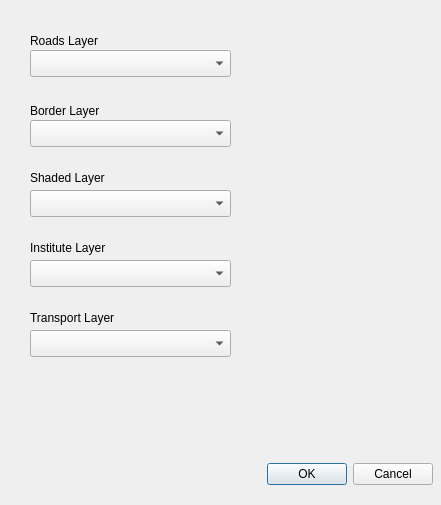
Before: the Qt Designer form walkability_calc_dialog_base.ui in guym0r/walkability_calc_qgis, drawn with Qt 5.
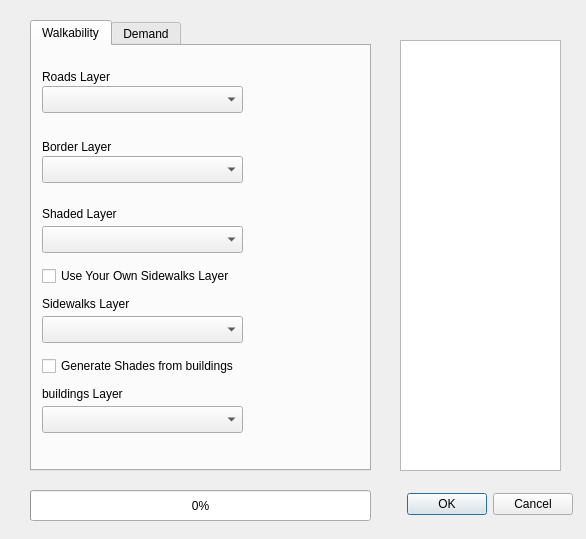
After: the same form once the commit is applied. Custom widgets are drawn as their Qt base class.

Commit message: update UI and fix add field to layer

```diff
--- a/walkability_calc_dialog_base.ui
+++ b/walkability_calc_dialog_base.ui
@@ -6,41 +6,18 @@
    <rect>
     <x>0</x>
     <y>0</y>
-    <width>441</width>
-    <height>505</height>
+    <width>586</width>
+    <height>539</height>
    </rect>
   </property>
   <property name="windowTitle">
    <string>Walkability calculator</string>
   </property>
-  <widget class="QgsMapLayerComboBox" name="comboBoxRoadsLayer">
-   <property name="geometry">
-    <rect>
-     <x>30</x>
-     <y>50</y>
-     <width>201</width>
-     <height>27</height>
-    </rect>
-   </property>
-  </widget>
-  <widget class="QLabel" name="label">
-   <property name="geometry">
-    <rect>
-     <x>30</x>
-     <y>30</y>
-     <width>201</width>
-     <height>21</height>
-    </rect>
-   </property>
-   <property name="text">
-    <string>Roads Layer</string>
-   </property>
-  </widget>
   <widget class="QDialogButtonBox" name="button_box">
    <property name="geometry">
     <rect>
-     <x>240</x>
-     <y>460</y>
+     <x>380</x>
+     <y>490</y>
      <width>193</width>
      <height>28</height>
     </rect>
@@ -49,11 +26,37 @@
     <set>QDialogButtonBox::Cancel|QDialogButtonBox::Ok</set>
    </property>
   </widget>
+  <widget class="QTabWidget" name="tabWidget">
+   <property name="geometry">
+    <rect>
+     <x>30</x>
+     <y>20</y>
+     <width>341</width>
+     <height>451</height>
+    </rect>
+   </property>
+   <property name="currentIndex">
+    <number>0</number>
+   </property>
+   <widget class="QWidget" name="WalkabilityTab">
+    <attribute name="title">
+     <string>Walkability</string>
+    </attribute>
+    <widget class="QgsMapLayerComboBox" name="comboBoxShadedLayer">
+     <property name="geometry">
+      <rect>
+       <x>10</x>
+       <y>180</y>
+       <width>201</width>
+       <height>27</height>
+      </rect>
+     </property>
+    </widget>
   <widget class="QLabel" name="label_2">
    <property name="geometry">
     <rect>
-     <x>30</x>
-     <y>100</y>
+       <x>10</x>
+       <y>90</y>
      <width>201</width>
      <height>21</height>
     </rect>
@@ -62,11 +65,11 @@
     <string>Border Layer</string>
    </property>
   </widget>
-  <widget class="QgsMapLayerComboBox" name="comboBoxBorderLayer">
+    <widget class="QgsMapLayerComboBox" name="comboBoxRoadsLayer">
    <property name="geometry">
     <rect>
-     <x>30</x>
-     <y>120</y>
+       <x>10</x>
+       <y>40</y>
      <width>201</width>
      <height>27</height>
     </rect>
@@ -75,8 +78,8 @@
   <widget class="QLabel" name="label_3">
    <property name="geometry">
     <rect>
-     <x>30</x>
-     <y>170</y>
+       <x>10</x>
+       <y>160</y>
      <width>201</width>
      <height>16</height>
     </rect>
@@ -85,61 +88,280 @@
     <string>Shaded Layer</string>
    </property>
   </widget>
-  <widget class="QgsMapLayerComboBox" name="comboBoxShadedLayer">
+    <widget class="QLabel" name="label">
    <property name="geometry">
     <rect>
-     <x>30</x>
-     <y>190</y>
+       <x>10</x>
+       <y>20</y>
      <width>201</width>
-     <height>27</height>
-    </rect>
-   </property>
-  </widget>
-  <widget class="QgsMapLayerComboBox" name="comboBoxInstituteLayer">
+       <height>21</height>
+      </rect>
+     </property>
+     <property name="text">
+      <string>Roads Layer</string>
+     </property>
+    </widget>
+    <widget class="QgsMapLayerComboBox" name="comboBoxBorderLayer">
    <property name="geometry">
     <rect>
-     <x>30</x>
-     <y>260</y>
+       <x>10</x>
+       <y>110</y>
      <width>201</width>
      <height>27</height>
     </rect>
    </property>
   </widget>
-  <widget class="QLabel" name="label_4">
+    <widget class="QLabel" name="sidewalks_layer_label">
    <property name="geometry">
     <rect>
-     <x>30</x>
-     <y>240</y>
+       <x>10</x>
+       <y>250</y>
      <width>201</width>
      <height>16</height>
     </rect>
    </property>
    <property name="text">
-    <string>Institute Layer</string>
-   </property>
-  </widget>
-  <widget class="QLabel" name="label_5">
+      <string>Sidewalks Layer</string>
+     </property>
+    </widget>
+    <widget class="QCheckBox" name="SidewalkcheckBox">
+     <property name="enabled">
+      <bool>true</bool>
+     </property>
    <property name="geometry">
     <rect>
-     <x>30</x>
+       <x>10</x>
+       <y>220</y>
+       <width>261</width>
+       <height>20</height>
+      </rect>
+     </property>
+     <property name="autoFillBackground">
+      <bool>false</bool>
+     </property>
+     <property name="text">
+      <string>Use Your Own Sidewalks Layer</string>
+     </property>
+     <property name="checked">
+      <bool>false</bool>
+     </property>
+     <property name="autoRepeat">
+      <bool>false</bool>
+     </property>
+    </widget>
+    <widget class="QComboBox" name="ComboBoxSidewalksLayer">
+     <property name="enabled">
+      <bool>true</bool>
+     </property>
+     <property name="geometry">
+      <rect>
+       <x>10</x>
+       <y>270</y>
+       <width>201</width>
+       <height>27</height>
+      </rect>
+     </property>
+     <property name="acceptDrops">
+      <bool>false</bool>
+     </property>
+     <property name="editable">
+      <bool>false</bool>
+     </property>
+     <property name="duplicatesEnabled">
+      <bool>false</bool>
+     </property>
+     <property name="frame">
+      <bool>true</bool>
+     </property>
+    </widget>
+    <widget class="QCheckBox" name="BuildingscheckBox">
+     <property name="enabled">
+      <bool>true</bool>
+     </property>
+     <property name="geometry">
+      <rect>
+       <x>10</x>
      <y>310</y>
+       <width>261</width>
+       <height>20</height>
+      </rect>
+     </property>
+     <property name="autoFillBackground">
+      <bool>false</bool>
+     </property>
+     <property name="text">
+      <string>Generate Shades from buildings</string>
+     </property>
+     <property name="checked">
+      <bool>false</bool>
+     </property>
+     <property name="autoRepeat">
+      <bool>false</bool>
+     </property>
+    </widget>
+    <widget class="QLabel" name="building_layer_label">
+     <property name="geometry">
+      <rect>
+       <x>10</x>
+       <y>340</y>
      <width>201</width>
      <height>16</height>
     </rect>
    </property>
    <property name="text">
-    <string>Transport Layer</string>
-   </property>
-  </widget>
+      <string>buildings Layer</string>
+     </property>
+    </widget>
+    <widget class="QComboBox" name="comboBoxBuildingLayer">
+     <property name="enabled">
+      <bool>true</bool>
+     </property>
+     <property name="geometry">
+      <rect>
+       <x>10</x>
+       <y>360</y>
+       <width>201</width>
+       <height>27</height>
+      </rect>
+     </property>
+     <property name="acceptDrops">
+      <bool>false</bool>
+     </property>
+     <property name="editable">
+      <bool>false</bool>
+     </property>
+     <property name="duplicatesEnabled">
+      <bool>false</bool>
+     </property>
+     <property name="frame">
+      <bool>true</bool>
+     </property>
+    </widget>
+   </widget>
+   <widget class="QWidget" name="tab_2">
+    <attribute name="title">
+     <string>Demand</string>
+    </attribute>
   <widget class="QgsMapLayerComboBox" name="comboBoxTransportLayer">
    <property name="geometry">
     <rect>
+       <x>10</x>
+       <y>100</y>
+       <width>201</width>
+       <height>27</height>
+      </rect>
+     </property>
+    </widget>
+    <widget class="QLabel" name="label_5">
+     <property name="geometry">
+      <rect>
+       <x>10</x>
+       <y>80</y>
+       <width>201</width>
+       <height>16</height>
+      </rect>
+     </property>
+     <property name="text">
+      <string>Transport Layer</string>
+     </property>
+    </widget>
+    <widget class="QLabel" name="label_4">
+     <property name="geometry">
+      <rect>
+       <x>10</x>
+       <y>10</y>
+       <width>201</width>
+       <height>16</height>
+      </rect>
+     </property>
+     <property name="text">
+      <string>Institute Layer</string>
+     </property>
+    </widget>
+    <widget class="QgsMapLayerComboBox" name="comboBoxInstituteLayer">
+     <property name="geometry">
+      <rect>
+       <x>10</x>
+       <y>30</y>
+       <width>201</width>
+       <height>27</height>
+      </rect>
+     </property>
+    </widget>
+    <widget class="QDoubleSpinBox" name="poi_weight">
+     <property name="geometry">
+      <rect>
+       <x>260</x>
+       <y>30</y>
+       <width>51</width>
+       <height>27</height>
+      </rect>
+     </property>
+     <property name="decimals">
+      <number>1</number>
+     </property>
+     <property name="minimum">
+      <double>0.000000000000000</double>
+     </property>
+     <property name="maximum">
+      <double>1.000000000000000</double>
+     </property>
+     <property name="singleStep">
+      <double>0.100000000000000</double>
+     </property>
+     <property name="value">
+      <double>0.500000000000000</double>
+     </property>
+    </widget>
+    <widget class="QDoubleSpinBox" name="translate_weight">
+     <property name="geometry">
+      <rect>
+       <x>260</x>
+       <y>100</y>
+       <width>51</width>
+       <height>27</height>
+      </rect>
+     </property>
+     <property name="decimals">
+      <number>1</number>
+     </property>
+     <property name="minimum">
+      <double>0.000000000000000</double>
+     </property>
+     <property name="maximum">
+      <double>1.000000000000000</double>
+     </property>
+     <property name="singleStep">
+      <double>0.100000000000000</double>
+     </property>
+     <property name="value">
+      <double>0.500000000000000</double>
+     </property>
+    </widget>
+   </widget>
+  </widget>
+  <widget class="QTextBrowser" name="textBrowserToolDesc">
+   <property name="geometry">
+    <rect>
+     <x>400</x>
+     <y>40</y>
+     <width>161</width>
+     <height>431</height>
+    </rect>
+   </property>
+  </widget>
+  <widget class="QProgressBar" name="progressBar">
+   <property name="geometry">
+    <rect>
      <x>30</x>
-     <y>330</y>
-     <width>201</width>
-     <height>27</height>
+     <y>490</y>
+     <width>341</width>
+     <height>31</height>
     </rect>
    </property>
+   <property name="value">
+    <number>0</number>
+   </property>
   </widget>
  </widget>
  <customwidgets>
```
Left out of the diff: 64 changed lines with no effect on the pictures. Lines whose indentation alone changed are shown as unchanged. The commit also changes 3 other files.
